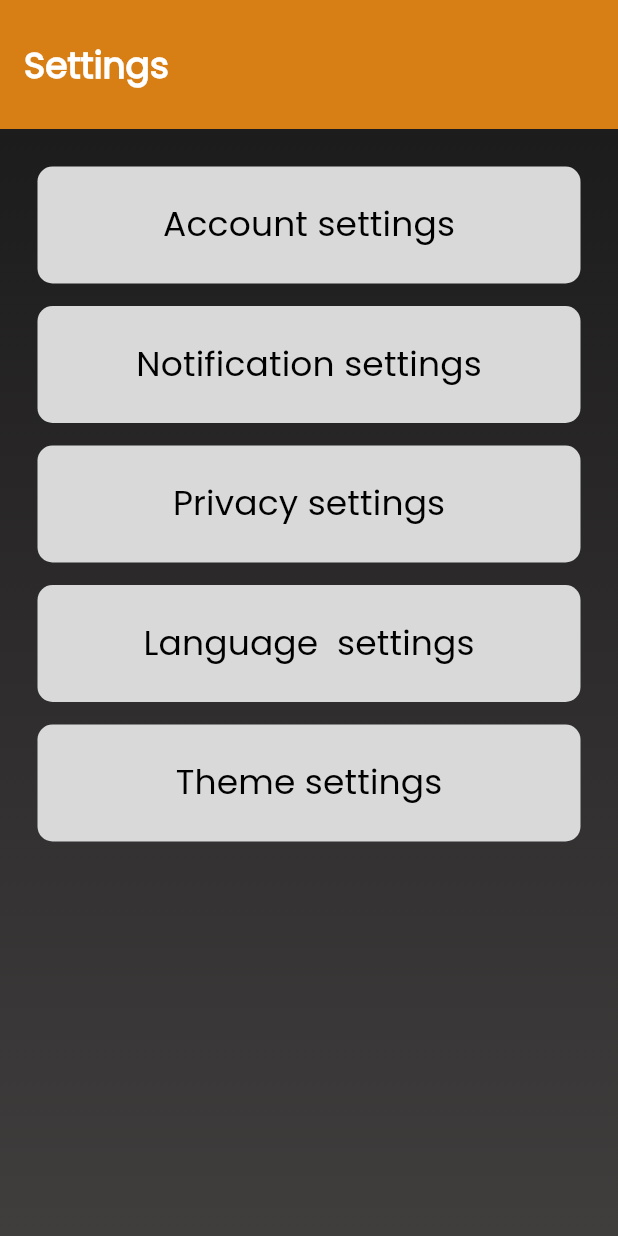
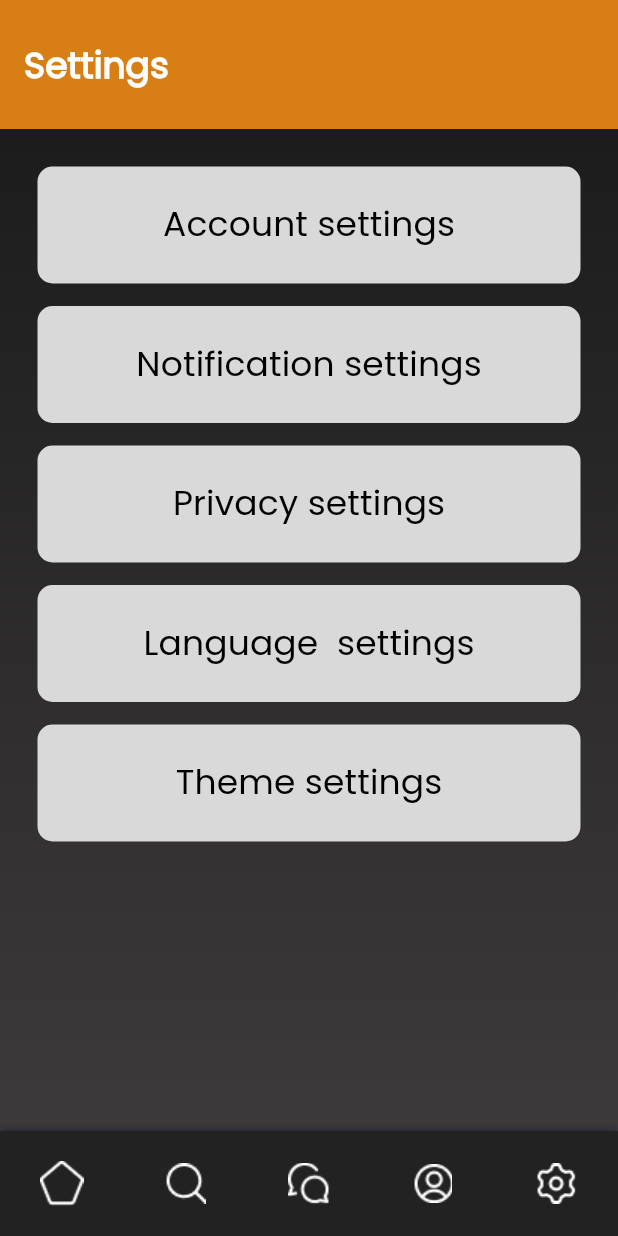
Before and after one commit to ylp1455/recipe-app, a Flutter app: the screen it shows after launch, on a phone screen of 412 x 824 dp. Run offline on Flutter 3.47's test engine with Material 3 defaults, Android fonts, the light colour scheme and no system bars.

Commit message:
added bootm navigation bar

```diff
--- a/lib/Screens/settings.dart
+++ b/lib/Screens/settings.dart
@@ -1,4 +1,5 @@
 import 'package:flutter/material.dart';
+import 'package:recipiapp/components/bottomNavigation.dart';
 class Settings extends StatelessWidget {
   const Settings({super.key});
 
@@ -7,6 +8,7 @@ class Settings extends StatelessWidget {
     double screenWidth = MediaQuery.of(context).size.width;
     double screenHeight = MediaQuery.of(context).size.height;
     return Scaffold(
+      bottomNavigationBar: SizedBox(height:70,child: BottomMainNavigationBar()),
       appBar: AppBar(
         toolbarHeight: 86,
         backgroundColor:Color(0xFFD77E15),
--- /dev/null
+++ b/lib/components/bottomNavigation.dart
@@ -0,0 +1,96 @@
+
+import 'package:flutter/material.dart';
+
+class BottomMainNavigationBar extends StatelessWidget {
+  const BottomMainNavigationBar({
+    super.key,
+  });
+
+  @override
+  Widget build(BuildContext context) {
+    return Container(
+        padding: EdgeInsets.zero,
+        margin: EdgeInsets.zero,
+        decoration: BoxDecoration(
+          color: Color(0xFF222222),
+          boxShadow: [
+            BoxShadow(
+              color: Color(0xff00000040).withOpacity(0.5),
+              spreadRadius: 0,
+              blurRadius: 4,
+            ),
+          ],
+        ),
+        child: BottomNavigationBar(
+          type: BottomNavigationBarType.fixed,
+          showSelectedLabels: false,
+          showUnselectedLabels: false,
+          backgroundColor: Colors.transparent,
+          elevation: 0,
+          selectedFontSize: 0,
+          items: [
+            BottomNavigationBarItem(
+              icon: Container(
+                padding: EdgeInsets.zero,
+                margin: EdgeInsets.zero,
+                child: Image.asset(
+                  "images/Home.png",
+                  width: 40,
+                  height: 40,
+                ),
+              ),
+              // size: 10,
+              label: ("Home"),
+            ),
+            BottomNavigationBarItem(
+              icon: Container(
+                padding: EdgeInsets.zero,
+                margin: EdgeInsets.zero,
+                child: Image.asset(
+                  "images/search.png",
+                  width: 40,
+                  height: 40,
+                ),
+              ),
+              label: ("Search"),
+            ),
+            BottomNavigationBarItem(
+              icon: Container(
+                padding: EdgeInsets.all(5),
+                margin: EdgeInsets.zero,
+                child: Image.asset(
+                  "images/chat.png",
+                  width: 40,
+                  height: 40,
+                ),
+              ),
+              label: ("Chat"),
+            ),
+            BottomNavigationBarItem(
+              icon: Container(
+                padding: EdgeInsets.zero,
+                margin: EdgeInsets.zero,
+                child: Image.asset(
+                  "images/user.png",
+                  width: 40,
+                  height: 40,
+                ),
+              ),
+              label: ("User"),
+            ),
+            BottomNavigationBarItem(
+              icon: Container(
+                padding: EdgeInsets.zero,
+                margin: EdgeInsets.zero,
+                child: Image.asset(
+                  "images/settings.png",
+                  width: 40,
+                  height: 40,
+                ),
+              ),
+              label: ("Settings"),
+            )
+          ],
+        ));
+  }
+}
```
Also changed, not shown: images/Home.png (added), images/chat.png (added), images/search.png (added), images/settings.png (added), images/user.png (added).
